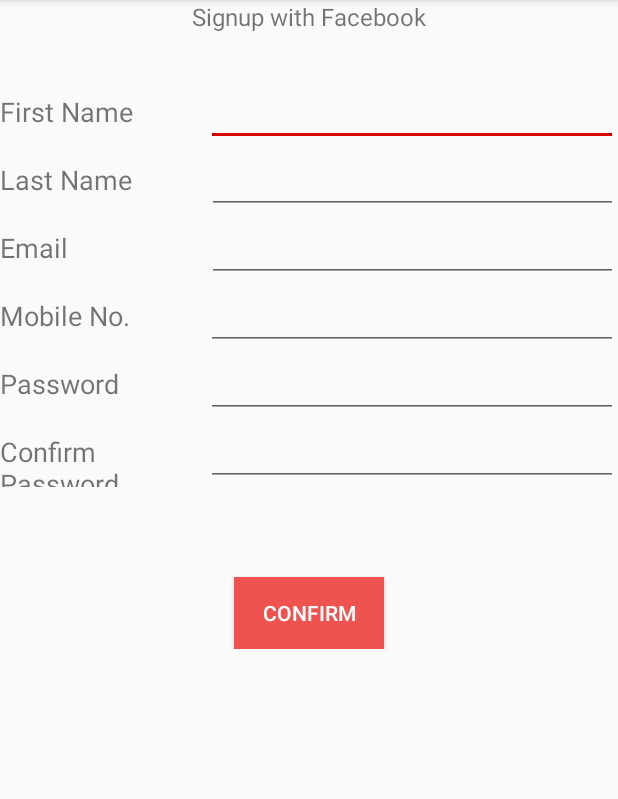
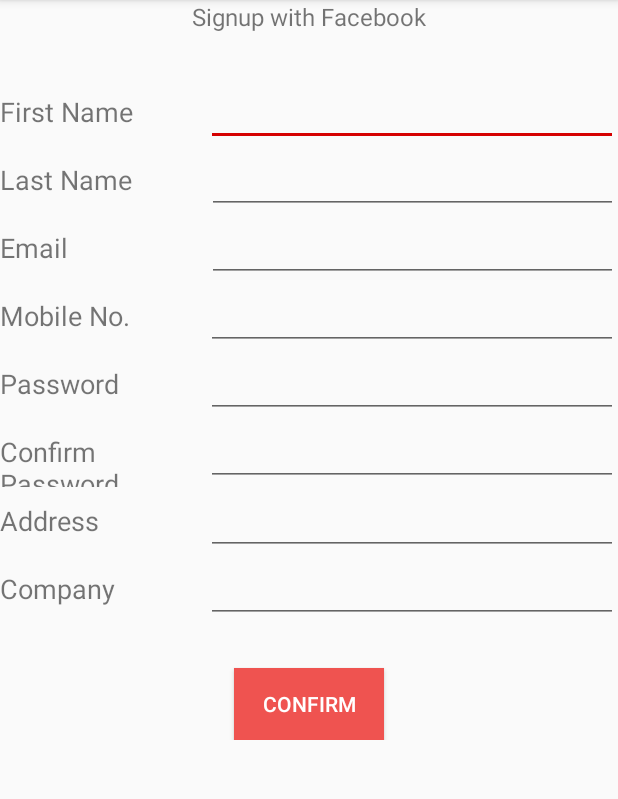
Before and after one commit to demifiendfumi/GooLooV2, an Android app: the SignUpPageMainActivity screen opened directly, with no data from a screen before it, after a tap on "CONFIRM", on a phone screen of 412 x 824 dp, the part 84-883 px from its top. Run offline under Robolectric (Android 15) with nearby library versions, the phone set to English and light mode, and no system bars; our stand-ins replace Volley; network calls fail.

Commit message:
update signup

```diff
--- a/app/src/main/java/com/myapplicationdev/android/gooloo/DishesAdapter.java
+++ b/app/src/main/java/com/myapplicationdev/android/gooloo/DishesAdapter.java
@@ -189,6 +189,7 @@ public class DishesAdapter extends RecyclerView.Adapter<DishesAdapter.ViewHolder
                     final int[] count = {0};
                     Log.d("count", String.valueOf(count[0]));
                     TextView tvDN =(TextView) viewDialog.findViewById(R.id.tvDishName);
+                    TextView tvDNCN = viewDialog.findViewById(R.id.textViewCNName);
                     final TextView tvCount =(TextView) viewDialog.findViewById(R.id.textViewCount);
                     Button btnMinus =(Button)viewDialog.findViewById(R.id. buttonMinus);
                     Button btnAdd =(Button)viewDialog.findViewById(R.id. buttonAdd);
@@ -196,7 +197,8 @@ public class DishesAdapter extends RecyclerView.Adapter<DishesAdapter.ViewHolder
                     myBuilder.setView(viewDialog);
                     myBuilder.setTitle("Number of orders");
                     myBuilder.setCancelable(false);
-                    tvDN.setText(tvName.getText() + "\n" + tvCNName.getText());
+                    tvDN.setText("Dish Name: " + tvName.getText());
+                    tvDNCN.setText(tvCNName.getText());
                     Log.d("display alert", "displaying");
                     btnAdd.setOnClickListener(new View.OnClickListener() {
                         @Override
@@ -258,6 +260,7 @@ public class DishesAdapter extends RecyclerView.Adapter<DishesAdapter.ViewHolder
                                                 sb.append("&firstName=" + user[4]);
                                                 sb.append("&lastName=" + user[3]);
                                                 sb.append("&final=" + String.format("%.2f", Double.parseDouble(price.substring(1))));
+                                                sb.append("&mid=" + mid);
 
                                                 orderRef = "GL"+rpn;
                                                 RequestQueue queue = Volley.newRequestQueue(contextI); //add to orders table
--- a/app/src/main/java/com/myapplicationdev/android/gooloo/SignUpPageMainActivity.java
+++ b/app/src/main/java/com/myapplicationdev/android/gooloo/SignUpPageMainActivity.java
@@ -25,7 +25,7 @@ import org.json.JSONObject;
 public class SignUpPageMainActivity extends AppCompatActivity {
 
     TextView tvSignupFB, tvFirstName, tvLastName, tvEmail, tvMobile, tvPass,tvCPass;
-    EditText etFirstName, etLastName, etEmail, etMobile, etPassword, etConfirmPassword;
+    EditText etFirstName, etLastName, etEmail, etMobile, etPassword, etConfirmPassword, etAddress, etCompany;
     Button btnConfirm;
 
     @Override
@@ -41,6 +41,8 @@ public class SignUpPageMainActivity extends AppCompatActivity {
         etMobile = (EditText)findViewById(R.id.etMobileNo);
         etPassword = (EditText)findViewById(R.id.etPassword);
         etConfirmPassword = (EditText)findViewById(R.id.etConfirmPassword);
+        etAddress = findViewById(R.id.etAddress);
+        etCompany = findViewById(R.id.etCompany);
 
         btnConfirm = (Button)findViewById(R.id.btnConfirm);
 
@@ -65,10 +67,14 @@ public class SignUpPageMainActivity extends AppCompatActivity {
                 String mobile = etMobile.getText().toString();
                 final String password = etPassword.getText().toString();
                 final String confirmPassword = etConfirmPassword.getText().toString();
-                final String [] signUp = {firstName, lastName, email, mobile, password};
+                Log.e("address", etAddress.getText().toString());
+                String address = etAddress.getText().toString();
+                Log.e("company", etCompany.getText().toString());
+                String company = etCompany.getText().toString();
+                final String [] signUp = {firstName, lastName, email, mobile, password, address,company};
                 if(confirmPassword.equals(password)) {
                     RequestQueue queue = Volley.newRequestQueue(SignUpPageMainActivity.this);
-                    String url ="http://ivriah.000webhostapp.com/gooloo/gooloo/signup.php?firstName="+firstName+"&lastName="+lastName+"&email=" + email +"&mobile="+mobile+"&password=" + password;
+                    String url ="http://ivriah.000webhostapp.com/gooloo/gooloo/signup.php?firstName="+firstName+"&lastName="+lastName+"&email=" + email +"&mobile="+mobile+"&password=" + password + "&company=" + company + "&address=" + address;
                     //http://10.0.2.2/gooloo/signup.php
                     //http://ivriah.000webhostapp.com/gooloo/gooloo/signup.php
                     StringRequest stringRequest = new StringRequest(Request.Method.GET, url,
@@ -84,10 +90,8 @@ public class SignUpPageMainActivity extends AppCompatActivity {
                                         toast.show();
                                         Log.d("toast", response.toString());
                                     }else{
-                                        Intent i = new Intent(SignUpPageMainActivity.this, SendVerifyActivity.class);
-                                        Log.d("intent", signUp.length+"");
-                                        i.putExtra("signUp", signUp);
-                                        startActivity(i);
+                                        Toast.makeText(SignUpPageMainActivity.this, response.toString(), Toast.LENGTH_LONG).show();
+                                        finish();
                                     }
 
                                 }
--- a/app/src/main/res/layout/activity_signup.xml
+++ b/app/src/main/res/layout/activity_signup.xml
@@ -9,19 +9,16 @@
         android:layout_width="wrap_content"
         android:layout_height="wrap_content"
         android:layout_gravity="center"
-        android:layout_weight="1"
         android:text="Signup with Facebook"
         android:textSize="16sp" />
 
     <Space
         android:layout_width="match_parent"
-        android:layout_height="30dp"
-        android:layout_weight="1" />
+        android:layout_height="30dp" />
 
     <LinearLayout
         android:layout_width="match_parent"
-        android:layout_height="match_parent"
-        android:layout_weight="1"
+        android:layout_height="wrap_content"
         android:orientation="horizontal">
 
         <TextView
@@ -43,8 +40,7 @@
 
     <LinearLayout
         android:layout_width="match_parent"
-        android:layout_height="match_parent"
-        android:layout_weight="1"
+        android:layout_height="wrap_content"
         android:orientation="horizontal">
 
         <TextView
@@ -67,8 +63,7 @@
 
     <LinearLayout
         android:layout_width="match_parent"
-        android:layout_height="match_parent"
-        android:layout_weight="1"
+        android:layout_height="wrap_content"
         android:orientation="horizontal">
 
         <TextView
@@ -90,8 +85,7 @@
 
     <LinearLayout
         android:layout_width="match_parent"
-        android:layout_height="match_parent"
-        android:layout_weight="1"
+        android:layout_height="wrap_content"
         android:orientation="horizontal">
 
         <TextView
@@ -113,8 +107,7 @@
 
     <LinearLayout
         android:layout_width="match_parent"
-        android:layout_height="match_parent"
-        android:layout_weight="1"
+        android:layout_height="wrap_content"
         android:orientation="horizontal">
 
         <TextView
@@ -136,8 +129,7 @@
 
     <LinearLayout
         android:layout_width="match_parent"
-        android:layout_height="match_parent"
-        android:layout_weight="1"
+        android:layout_height="wrap_content"
         android:orientation="horizontal">
 
         <TextView
@@ -157,9 +149,52 @@
             android:inputType="textPassword" />
     </LinearLayout>
 
+    <LinearLayout
+        android:layout_width="match_parent"
+        android:layout_height="wrap_content"
+        android:orientation="horizontal">
+
+        <TextView
+            android:id="@+id/tvAddress"
+            android:layout_width="76dp"
+            android:layout_height="wrap_content"
+            android:layout_weight="1"
+            android:text="Address"
+            android:textSize="18sp" />
+
+        <EditText
+            android:id="@+id/etAddress"
+            android:layout_width="wrap_content"
+            android:layout_height="wrap_content"
+            android:layout_weight="1"
+            android:ems="10"
+            android:inputType="textPersonName" />
+    </LinearLayout>
+    <LinearLayout
+        android:layout_width="match_parent"
+        android:layout_height="wrap_content"
+        android:orientation="horizontal">
+
+        <TextView
+            android:id="@+id/tvCompany"
+            android:layout_width="76dp"
+            android:layout_height="wrap_content"
+            android:layout_weight="1"
+            android:text="Company"
+            android:textSize="18sp" />
+
+        <EditText
+            android:id="@+id/etCompany"
+            android:layout_width="wrap_content"
+            android:layout_height="wrap_content"
+            android:layout_weight="1"
+            android:ems="10"
+            android:inputType="textPersonName" />
+    </LinearLayout>
+
     <Space
-        android:layout_width="1dp"
-        android:layout_height="60dp" />
+        android:layout_width="match_parent"
+        android:layout_height="30dp" />
 
     <Button
         android:id="@+id/btnConfirm"
--- a/app/src/main/res/layout/dishes_row.xml
+++ b/app/src/main/res/layout/dishes_row.xml
@@ -27,7 +27,8 @@
                     android:id="@+id/ivImageDish"
                     android:layout_width="178dp"
                     android:layout_height="102dp"
-                    app:srcCompat="@drawable/gooloo_selected" />
+                    android:layout_gravity="right"
+                    app:srcCompat="@drawable/logo" />
 
                 <TextView
                     android:id="@+id/textViewDishName"
```
Also changed, not shown: app/src/main/java/com/myapplicationdev/android/gooloo/MainActivity.java (+31 -0 lines).
